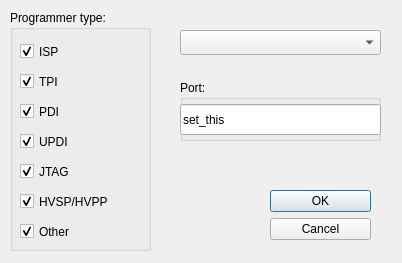
Above: src/python/programmer.ui from avrdudes/avrdude before the change. Below: the same form after it.
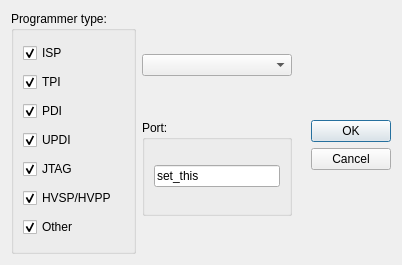
That is the form after the change.

Commit message: Add layouts for device and programmer selection

```diff
--- a/src/python/programmer.ui
+++ b/src/python/programmer.ui
@@ -7,81 +7,62 @@
     <x>0</x>
     <y>0</y>
     <width>402</width>
-    <height>263</height>
+    <height>265</height>
    </rect>
   </property>
   <property name="windowTitle">
    <string>Programmer selection</string>
   </property>
-  <widget class="QDialogButtonBox" name="buttonBox">
-   <property name="geometry">
-    <rect>
-     <x>270</x>
-     <y>190</y>
-     <width>101</width>
-     <height>61</height>
-    </rect>
-   </property>
-   <property name="orientation">
-    <enum>Qt::Vertical</enum>
-   </property>
-   <property name="standardButtons">
-    <set>QDialogButtonBox::Cancel|QDialogButtonBox::Ok</set>
-   </property>
-  </widget>
+  <property name="modal">
+   <bool>true</bool>
+  </property>
+  <layout class="QGridLayout" name="gridLayout">
+   <item row="2" column="1">
+    <widget class="QGroupBox" name="groupBox_2">
+     <property name="title">
+      <string>Port:</string>
+     </property>
+     <layout class="QVBoxLayout" name="verticalLayout_2">
+      <item>
+       <widget class="QLineEdit" name="port">
+        <property name="sizePolicy">
+         <sizepolicy hsizetype="Expanding" vsizetype="Fixed">
+          <horstretch>0</horstretch>
+          <verstretch>0</verstretch>
+         </sizepolicy>
+        </property>
+        <property name="minimumSize">
+         <size>
+          <width>50</width>
+          <height>0</height>
+         </size>
+        </property>
+        <property name="text">
+         <string>set_this</string>
+        </property>
+       </widget>
+      </item>
+     </layout>
+    </widget>
+   </item>
+   <item row="0" column="0" rowspan="6">
   <widget class="QGroupBox" name="groupBox">
-   <property name="geometry">
-    <rect>
-     <x>10</x>
-     <y>10</y>
-     <width>141</width>
-     <height>241</height>
-    </rect>
-   </property>
    <property name="title">
     <string>Programmer type:</string>
    </property>
-   <widget class="QCheckBox" name="isp">
-    <property name="geometry">
-     <rect>
-      <x>10</x>
-      <y>30</y>
-      <width>92</width>
-      <height>23</height>
-     </rect>
-    </property>
+     <layout class="QGridLayout" name="gridLayout_2">
+      <item row="4" column="0">
+       <widget class="QCheckBox" name="jtag">
     <property name="text">
-     <string>ISP</string>
+         <string>JTAG</string>
     </property>
     <property name="checked">
      <bool>true</bool>
     </property>
    </widget>
-   <widget class="QCheckBox" name="tpi">
-    <property name="geometry">
-     <rect>
-      <x>10</x>
-      <y>60</y>
-      <width>92</width>
-      <height>23</height>
-     </rect>
-    </property>
-    <property name="text">
-     <string>TPI</string>
-    </property>
-    <property name="checked">
-     <bool>true</bool>
-    </property>
-   </widget>
+      </item>
+      <item row="2" column="0">
    <widget class="QCheckBox" name="pdi">
-    <property name="geometry">
-     <rect>
-      <x>10</x>
-      <y>90</y>
-      <width>92</width>
-      <height>23</height>
-     </rect>
-    </property>
     <property name="text">
      <string>PDI</string>
     </property>
@@ -89,15 +70,9 @@
      <bool>true</bool>
     </property>
    </widget>
+      </item>
+      <item row="3" column="0">
    <widget class="QCheckBox" name="updi">
-    <property name="geometry">
-     <rect>
-      <x>10</x>
-      <y>120</y>
-      <width>92</width>
-      <height>23</height>
-     </rect>
-    </property>
     <property name="text">
      <string>UPDI</string>
     </property>
@@ -105,31 +80,29 @@
      <bool>true</bool>
     </property>
    </widget>
-   <widget class="QCheckBox" name="hv">
-    <property name="geometry">
-     <rect>
-      <x>10</x>
-      <y>180</y>
-      <width>111</width>
-      <height>23</height>
-     </rect>
-    </property>
+      </item>
+      <item row="0" column="0">
+       <widget class="QCheckBox" name="isp">
+        <property name="text">
+         <string>ISP</string>
+        </property>
+        <property name="checked">
+         <bool>true</bool>
+        </property>
+       </widget>
+      </item>
+      <item row="1" column="0">
+       <widget class="QCheckBox" name="tpi">
     <property name="text">
-     <string>HVSP/HVPP</string>
+         <string>TPI</string>
     </property>
     <property name="checked">
      <bool>true</bool>
     </property>
    </widget>
+      </item>
+      <item row="6" column="0">
    <widget class="QCheckBox" name="other">
-    <property name="geometry">
-     <rect>
-      <x>10</x>
-      <y>210</y>
-      <width>92</width>
-      <height>23</height>
-     </rect>
-    </property>
     <property name="text">
      <string>Other</string>
     </property>
@@ -137,59 +110,67 @@
      <bool>true</bool>
     </property>
    </widget>
-   <widget class="QCheckBox" name="jtag">
-    <property name="geometry">
-     <rect>
-      <x>10</x>
-      <y>150</y>
-      <width>92</width>
-      <height>23</height>
-     </rect>
-    </property>
+      </item>
+      <item row="5" column="0">
+       <widget class="QCheckBox" name="hv">
     <property name="text">
-     <string>JTAG</string>
+         <string>HVSP/HVPP</string>
     </property>
     <property name="checked">
      <bool>true</bool>
     </property>
    </widget>
-  </widget>
+      </item>
+     </layout>
+    </widget>
+   </item>
+   <item row="1" column="3">
+    <spacer name="verticalSpacer">
+     <property name="orientation">
+      <enum>Qt::Vertical</enum>
+     </property>
+     <property name="sizeHint" stdset="0">
+      <size>
+       <width>20</width>
+       <height>40</height>
+      </size>
+     </property>
+    </spacer>
+   </item>
+   <item row="1" column="1">
   <widget class="QComboBox" name="programmers">
-   <property name="geometry">
-    <rect>
-     <x>180</x>
-     <y>30</y>
-     <width>201</width>
-     <height>25</height>
-    </rect>
-   </property>
-  </widget>
-  <widget class="QGroupBox" name="groupBox_2">
-   <property name="geometry">
-    <rect>
-     <x>180</x>
-     <y>80</y>
-     <width>201</width>
-     <height>61</height>
-    </rect>
-   </property>
-   <property name="title">
-    <string>Port:</string>
-   </property>
-   <widget class="QLineEdit" name="port">
-    <property name="geometry">
-     <rect>
-      <x>0</x>
-      <y>24</y>
-      <width>201</width>
-      <height>31</height>
-     </rect>
-    </property>
-    <property name="text">
-     <string>set_this</string>
-    </property>
-   </widget>
-  </widget>
+     <property name="minimumSize">
+      <size>
+       <width>150</width>
+       <height>0</height>
+      </size>
+     </property>
+    </widget>
+   </item>
+   <item row="3" column="2">
+    <spacer name="horizontalSpacer">
+     <property name="orientation">
+      <enum>Qt::Horizontal</enum>
+     </property>
+     <property name="sizeHint" stdset="0">
+      <size>
+       <width>40</width>
+       <height>20</height>
+      </size>
+     </property>
+    </spacer>
+   </item>
+   <item row="2" column="3">
+    <widget class="QDialogButtonBox" name="buttonBox">
+     <property name="orientation">
+      <enum>Qt::Vertical</enum>
+     </property>
+     <property name="standardButtons">
+      <set>QDialogButtonBox::Cancel|QDialogButtonBox::Ok</set>
+     </property>
+    </widget>
+   </item>
+  </layout>
  </widget>
  <resources/>
  <connections>
```
Left out of the diff: 3 changed lines with no effect on the pictures. Lines whose indentation alone changed are shown as unchanged. The commit also changes 1 other file.
